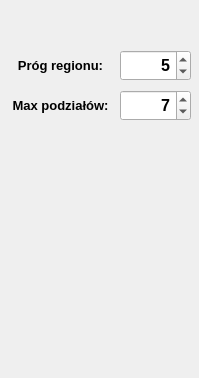
Old version of the form POiD/Zadanie_1/tools/zadanie2/segmentation.ui in the repository arthurn1910/POID2017.
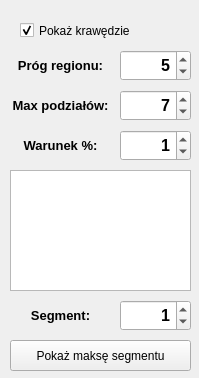
New version of the form.

Commit message: POiD Zadanie 2 1.0

```diff
--- a/POiD/Zadanie_1/tools/zadanie2/segmentation.ui
+++ b/POiD/Zadanie_1/tools/zadanie2/segmentation.ui
@@ -141,6 +141,161 @@
     <set>Qt::AlignCenter</set>
    </property>
   </widget>
+  <widget class="QLabel" name="widthLabel_3">
+   <property name="geometry">
+    <rect>
+     <x>10</x>
+     <y>130</y>
+     <width>101</width>
+     <height>31</height>
+    </rect>
+   </property>
+   <property name="font">
+    <font>
+     <pointsize>10</pointsize>
+     <weight>75</weight>
+     <bold>true</bold>
+    </font>
+   </property>
+   <property name="text">
+    <string>Warunek %:</string>
+   </property>
+   <property name="alignment">
+    <set>Qt::AlignCenter</set>
+   </property>
+  </widget>
+  <widget class="QSpinBox" name="condition">
+   <property name="geometry">
+    <rect>
+     <x>120</x>
+     <y>130</y>
+     <width>71</width>
+     <height>31</height>
+    </rect>
+   </property>
+   <property name="font">
+    <font>
+     <pointsize>12</pointsize>
+     <weight>75</weight>
+     <bold>true</bold>
+    </font>
+   </property>
+   <property name="alignment">
+    <set>Qt::AlignRight|Qt::AlignTrailing|Qt::AlignVCenter</set>
+   </property>
+   <property name="buttonSymbols">
+    <enum>QAbstractSpinBox::UpDownArrows</enum>
+   </property>
+   <property name="minimum">
+    <number>0</number>
+   </property>
+   <property name="maximum">
+    <number>100</number>
+   </property>
+   <property name="singleStep">
+    <number>1</number>
+   </property>
+   <property name="value">
+    <number>1</number>
+   </property>
+  </widget>
+  <widget class="QLabel" name="widthLabel_4">
+   <property name="geometry">
+    <rect>
+     <x>10</x>
+     <y>300</y>
+     <width>101</width>
+     <height>31</height>
+    </rect>
+   </property>
+   <property name="font">
+    <font>
+     <pointsize>10</pointsize>
+     <weight>75</weight>
+     <bold>true</bold>
+    </font>
+   </property>
+   <property name="text">
+    <string>Segment:</string>
+   </property>
+   <property name="alignment">
+    <set>Qt::AlignCenter</set>
+   </property>
+  </widget>
+  <widget class="QSpinBox" name="segment">
+   <property name="geometry">
+    <rect>
+     <x>120</x>
+     <y>300</y>
+     <width>71</width>
+     <height>31</height>
+    </rect>
+   </property>
+   <property name="font">
+    <font>
+     <pointsize>12</pointsize>
+     <weight>75</weight>
+     <bold>true</bold>
+    </font>
+   </property>
+   <property name="alignment">
+    <set>Qt::AlignRight|Qt::AlignTrailing|Qt::AlignVCenter</set>
+   </property>
+   <property name="buttonSymbols">
+    <enum>QAbstractSpinBox::UpDownArrows</enum>
+   </property>
+   <property name="minimum">
+    <number>0</number>
+   </property>
+   <property name="maximum">
+    <number>1111111111</number>
+   </property>
+   <property name="singleStep">
+    <number>1</number>
+   </property>
+   <property name="value">
+    <number>1</number>
+   </property>
+  </widget>
+  <widget class="QPushButton" name="showSegmentPushButton">
+   <property name="geometry">
+    <rect>
+     <x>10</x>
+     <y>340</y>
+     <width>181</width>
+     <height>31</height>
+    </rect>
+   </property>
+   <property name="text">
+    <string>Pokaż maksę segmentu</string>
+   </property>
+  </widget>
+  <widget class="QTextBrowser" name="segmentInfo">
+   <property name="geometry">
+    <rect>
+     <x>10</x>
+     <y>170</y>
+     <width>181</width>
+     <height>121</height>
+    </rect>
+   </property>
+  </widget>
+  <widget class="QCheckBox" name="edgeCheckBox">
+   <property name="geometry">
+    <rect>
+     <x>20</x>
+     <y>20</y>
+     <width>161</width>
+     <height>21</height>
+    </rect>
+   </property>
+   <property name="text">
+    <string>Pokaż krawędzie</string>
+   </property>
+   <property name="checked">
+    <bool>true</bool>
+   </property>
+  </widget>
  </widget>
  <resources/>
  <connections/>
```
The commit also changes 2 other files.
